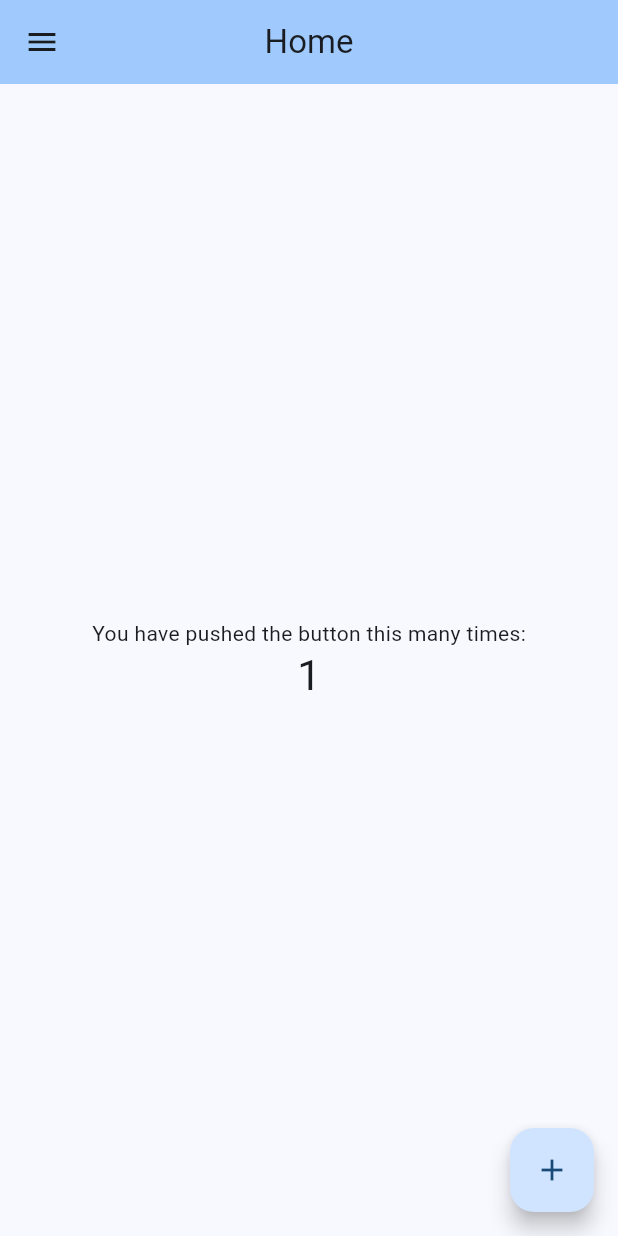
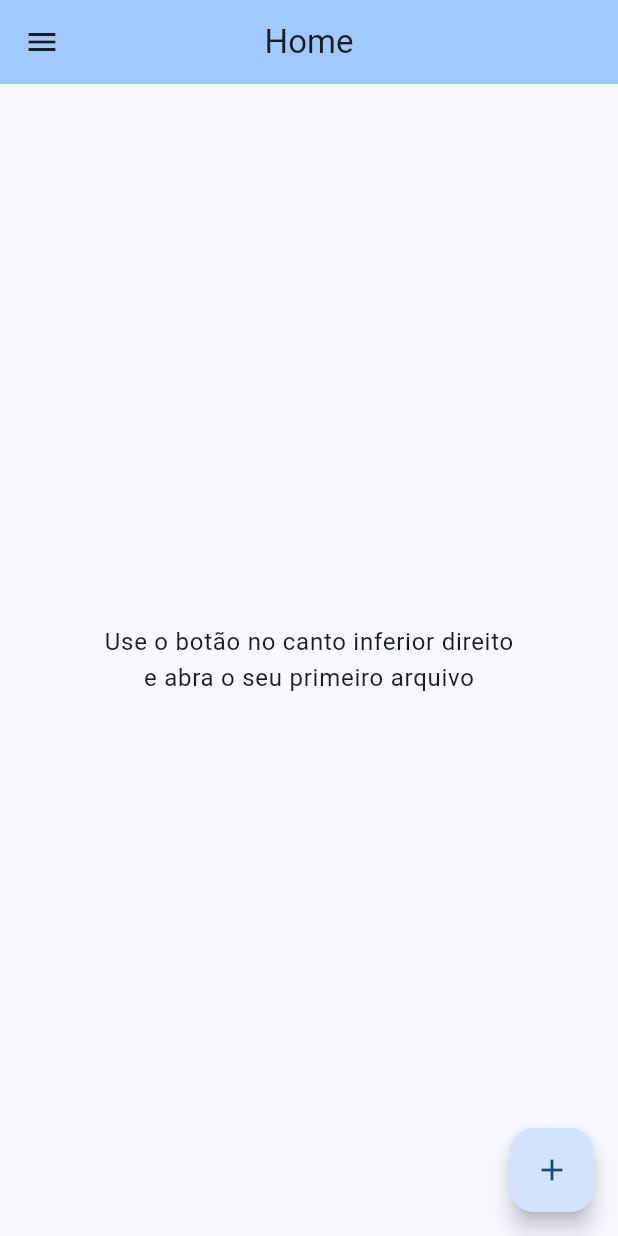
Before and after one commit to miqueiassggarcia/U-translator, a Flutter app: the screen it shows after launch, on a phone screen of 412 x 824 dp. Run offline on Flutter 3.47's test engine with Material 2 defaults, Android fonts, the phone set to English and light mode, and no system bars.

Commit message:
Adicionando menu a cada tela

```diff
--- a/lib/about_page.dart
+++ b/lib/about_page.dart
@@ -1,10 +1,12 @@
 import 'package:flutter/material.dart';
+import 'package:utranslator/home_page.dart';
 
 class AboutPage extends StatelessWidget {
   const AboutPage({super.key});
 
   @override
   Widget build(BuildContext context) => Scaffold(
+        drawer: const Navigation(),
         appBar: AppBar(
           title: const Text('Sobre'),
           backgroundColor: Theme.of(context).colorScheme.inversePrimary,
--- a/lib/configuration-page.dart
+++ b/lib/configuration_page.dart
@@ -1,10 +1,12 @@
 import 'package:flutter/material.dart';
+import 'package:utranslator/home_page.dart';
 
 class ConfigPage extends StatelessWidget {
   const ConfigPage({super.key});
 
   @override
   Widget build(BuildContext context) => Scaffold(
+    drawer: const Navigation(),
     appBar: AppBar(
       title: const Text('Configurações'),
       backgroundColor: Theme.of(context).colorScheme.inversePrimary,
--- a/lib/home-page.dart
+++ b/lib/home_page.dart
@@ -1,7 +1,7 @@
 import 'package:flutter/material.dart';
 import 'package:utranslator/about_page.dart';
-import 'package:utranslator/configuration-page.dart';
-import 'package:utranslator/phrase-page.dart';
+import 'package:utranslator/configuration_page.dart';
+import 'package:utranslator/phrase_page.dart';
 
 class HomePage extends StatefulWidget {
   const HomePage({super.key});
@@ -16,20 +16,21 @@ class _HomePageState extends State<HomePage> {
     return Scaffold(
         appBar: AppBar(
           backgroundColor: Theme.of(context).colorScheme.inversePrimary,
-          title: Text('Home'),
+          title: const Text('Home'),
           centerTitle: true,
         ),
-        drawer: const NavigationDrawer(),
+        drawer: const Navigation(),
         body: Center(
           child: Column(
             mainAxisAlignment: MainAxisAlignment.center,
             children: <Widget>[
-              const Text(
-                'You have pushed the button this many times:',
+              Text(
+                'Use o botão no canto inferior direito',
+                style: Theme.of(context).textTheme.bodyLarge,
               ),
               Text(
-                '1',
-                style: Theme.of(context).textTheme.headlineMedium,
+                'e abra o seu primeiro arquivo',
+                style: Theme.of(context).textTheme.bodyLarge,
               ),
             ],
           ),
@@ -42,8 +43,8 @@ class _HomePageState extends State<HomePage> {
   }
 }
 
-class NavigationDrawer extends StatelessWidget {
-  const NavigationDrawer({super.key});
+class Navigation extends StatelessWidget {
+  const Navigation({super.key});
 
   @override
   Widget build(BuildContext context) => Drawer(
@@ -82,10 +83,7 @@ class NavigationDrawer extends StatelessWidget {
               Navigator.pop(context);
 
               Navigator.of(context).push(
-                MaterialPageRoute(
-                  builder: (context) => const PhrasePage()
-                )
-              );
+                  MaterialPageRoute(builder: (context) => const PhrasePage()));
             },
           ),
           ListTile(
@@ -101,10 +99,7 @@ class NavigationDrawer extends StatelessWidget {
               Navigator.pop(context);
 
               Navigator.of(context).push(
-                MaterialPageRoute(
-                  builder: (context) => const ConfigPage()
-                )
-              );
+                  MaterialPageRoute(builder: (context) => const ConfigPage()));
             },
           ),
           ListTile(
@@ -114,10 +109,7 @@ class NavigationDrawer extends StatelessWidget {
               Navigator.pop(context);
 
               Navigator.of(context).push(
-                MaterialPageRoute(
-                  builder: (context) => const AboutPage()
-                )
-              );
+                  MaterialPageRoute(builder: (context) => const AboutPage()));
             },
           ),
         ],
--- a/lib/main.dart
+++ b/lib/main.dart
@@ -1,5 +1,5 @@
 import 'package:flutter/material.dart';
-import 'package:utranslator/my-app.dart';
+import 'package:utranslator/my_app.dart';
 
 void main() {
   runApp(const MyApp());
--- a/lib/my-app.dart
+++ b/lib/my_app.dart
@@ -1,5 +1,5 @@
 import 'package:flutter/material.dart';
-import 'package:utranslator/home-page.dart';
+import 'package:utranslator/home_page.dart';
 
 class MyApp extends StatelessWidget {
   const MyApp({super.key});
--- a/lib/phrase-page.dart
+++ b/lib/phrase_page.dart
@@ -1,10 +1,12 @@
 import 'package:flutter/material.dart';
+import 'package:utranslator/home_page.dart';
 
 class PhrasePage extends StatelessWidget {
   const PhrasePage({super.key});
 
   @override
   Widget build(BuildContext context) => Scaffold(
+    drawer: const Navigation(),
     appBar: AppBar(
       title: const Text('Frases'),
       backgroundColor: Theme.of(context).colorScheme.inversePrimary,
```
Lines whose indentation alone changed are shown as unchanged.
